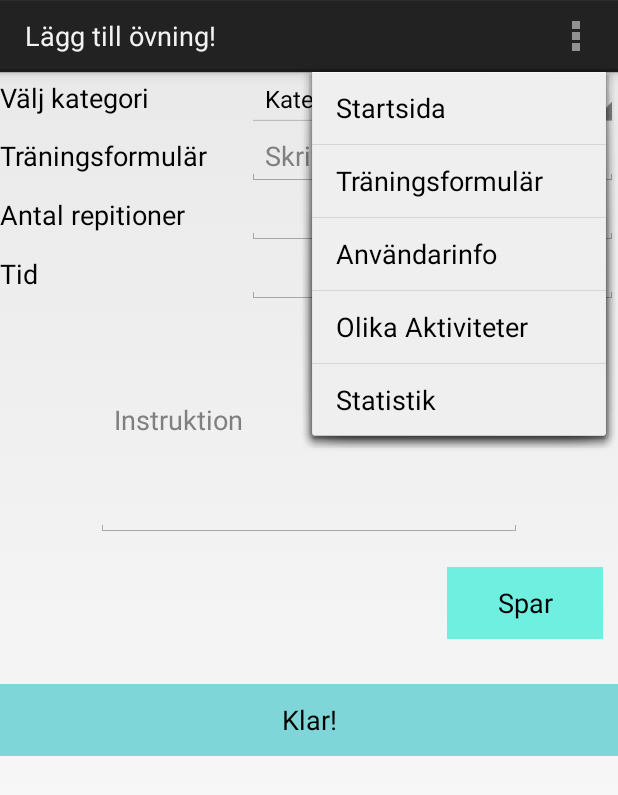
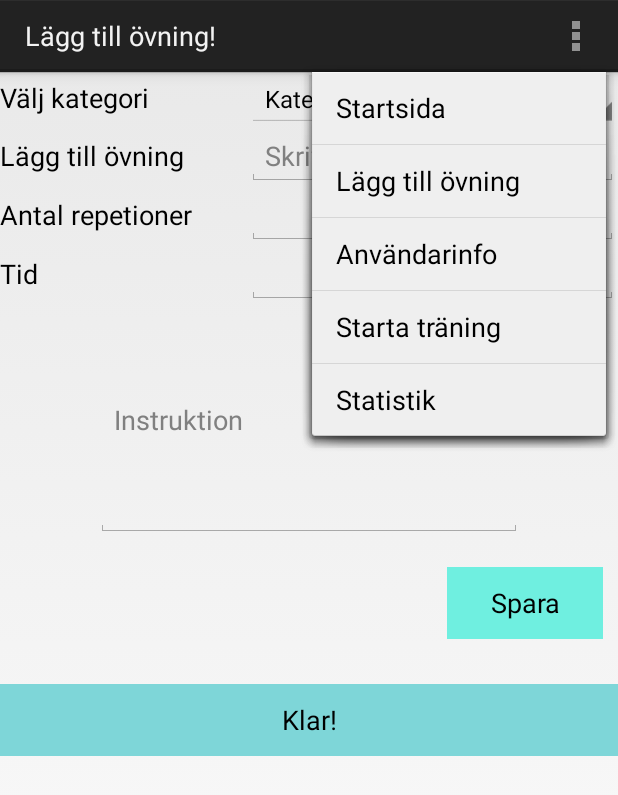
Before and after one commit to AnneliIdnert/KOL, an Android app: the AddExercis screen opened directly, with no data from a screen before it, with the options menu open, on a phone screen of 412 x 824 dp. Shown: the top 795 px of the screen. Run offline under Robolectric (Android 15) with nearby library versions, the phone set to English and light mode, and no system bars; 4 statements that could not run were skipped.

Commit message:
Fixed some spelling errors in strings

```diff
--- a/app/src/main/res/values/strings.xml
+++ b/app/src/main/res/values/strings.xml
@@ -3,7 +3,7 @@
     <string name="welcome">Välkommen!</string>
     <string name="firstname">Förnamn</string>
     <string name="familyname">Efternamn</string>
-    <string name="dateOfBirth">Person nummer</string>
+    <string name="dateOfBirth">Personnummer</string>
     <string name="man">Man</string>
     <string name="woman">Kvinna</string>
     <string name="smoking">Röker</string>
@@ -11,19 +11,19 @@
     <string name="inputExercis">LÄGG IN ÖVNING!</string>
     <string name="addImage">Välj bild</string>
     <string name="addMusic">Välj musik</string>
-    <string name="addNumber">Antal repitioner</string>
+    <string name="addNumber">Antal repetioner</string>
     <string name="addTime">Tid</string>
-    <string name="saveExercis">Spar</string>
+    <string name="saveExercis">Spara</string>
     <string name="finish">Klar!</string>
 
     <string name="personalPref">Användarinfo</string>
-    <string name="exercisesInput">Träningsformulär</string>
+    <string name="exercisesInput">Lägg till övning</string>
     <string name="main">Startsida</string>
     <string name="statistics">Statistik</string>
     <!-- TODO: Remove or change this placeholder text -->
     <string name="hello_blank_fragment">Hello blank fragment</string>
     <string name="title_activity_add__exercis">Lägg till övning!</string>
-    <string name="showExercis">Olika Aktiviteter</string>
+    <string name="showExercis">Starta träning</string>
     <string name="inputHeader">Skriv in rubrik</string>
     <string name="categoryHeader">Välj kategori</string>
     <string name="title_activity_exercis_details">Utförande av övning</string>
```
